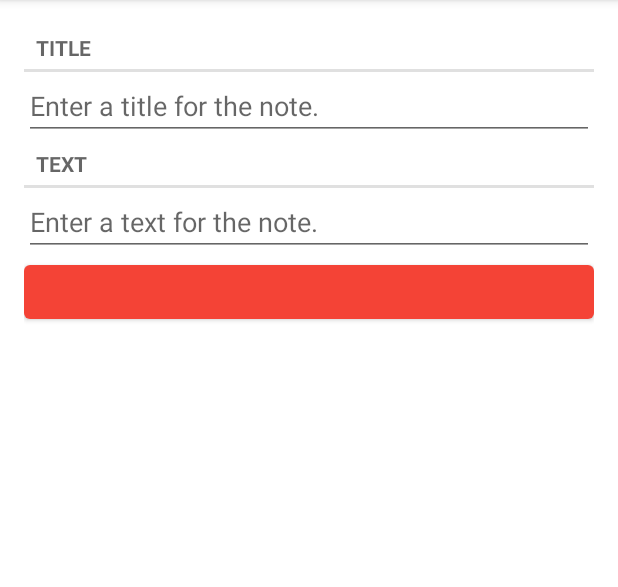
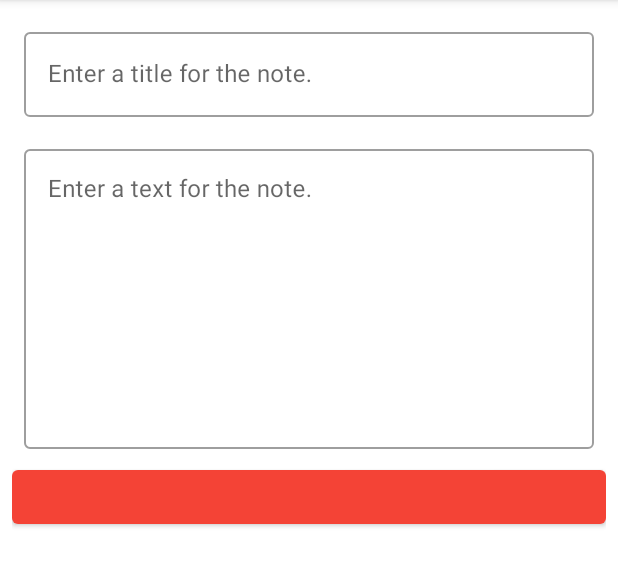
Before and after one commit to veselovvv/Notes, an Android app: the screen it shows after launch (MainActivity), after a tap on "New Note", on a phone screen of 412 x 824 dp, the part 84-671 px from its top. Run offline under Robolectric (Android 15) with nearby library versions, the phone set to English and light mode, and no system bars; our stand-ins replace Room's generated code; 1 statement that could not run was skipped.

Commit message:
Fixed text fields

```diff
--- a/app/src/main/res/layout/fragment_note.xml
+++ b/app/src/main/res/layout/fragment_note.xml
@@ -1,35 +1,37 @@
 <?xml version="1.0" encoding="utf-8"?>
-<LinearLayout
-    xmlns:android="http://schemas.android.com/apk/res/android"
+<LinearLayout xmlns:android="http://schemas.android.com/apk/res/android"
     xmlns:tools="http://schemas.android.com/tools"
     android:orientation="vertical"
     android:layout_width="match_parent"
     android:layout_height="match_parent"
-    android:layout_margin="16dp">
+    android:layout_margin="8dp">
 
-    <com.google.android.material.textview.MaterialTextView
-        style="?android:listSeparatorTextViewStyle"
+    <com.google.android.material.textfield.TextInputLayout
         android:layout_width="match_parent"
         android:layout_height="wrap_content"
-        android:text="@string/note_title_label"/>
+        android:padding="8dp"
+        android:hint="@string/note_title_hint"
+        style="@style/Widget.MaterialComponents.TextInputLayout.OutlinedBox">
 
         <com.google.android.material.textfield.TextInputEditText
             android:id="@+id/note_title"
             android:layout_width="match_parent"
-        android:layout_height="wrap_content"
-        android:hint="@string/note_title_hint"/>
+            android:layout_height="wrap_content" />
+    </com.google.android.material.textfield.TextInputLayout>
 
-    <com.google.android.material.textview.MaterialTextView
-        style="?android:listSeparatorTextViewStyle"
+    <com.google.android.material.textfield.TextInputLayout
         android:layout_width="match_parent"
         android:layout_height="wrap_content"
-        android:text="@string/note_text_label"/>
+        android:padding="8dp"
+        android:hint="@string/note_text_hint"
+        style="@style/Widget.MaterialComponents.TextInputLayout.OutlinedBox">
 
         <com.google.android.material.textfield.TextInputEditText
             android:id="@+id/note_text"
             android:layout_width="match_parent"
-        android:layout_height="wrap_content"
-        android:hint="@string/note_text_hint"/>
+            android:layout_height="200dp"
+            android:gravity="top"/>
+    </com.google.android.material.textfield.TextInputLayout>
 
     <com.google.android.material.button.MaterialButton
         android:id="@+id/note_date"
--- a/app/src/main/res/values/strings.xml
+++ b/app/src/main/res/values/strings.xml
@@ -2,10 +2,8 @@
     <string name="app_name">Notes</string>
     <string name="note_title">Note Title</string>
     <string name="note_title_hint">Enter a title for the note.</string>
-    <string name="note_title_label">Title</string>
     <string name="note_text">Note Text</string>
     <string name="note_text_hint">Enter a text for the note.</string>
-    <string name="note_text_label">Text</string>
     <string name="note_date">Note Date</string>
     <string name="new_note">New Note</string>
 </resources>
```
Also changed, not shown: 2 other files. Lines whose indentation alone changed are shown as unchanged.
